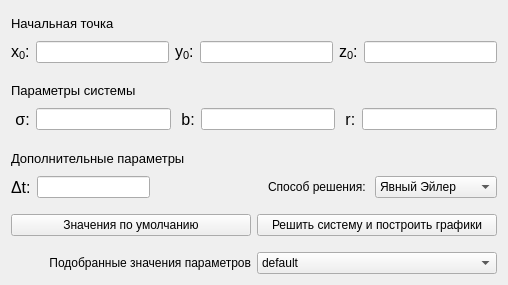
Above: DM_Lorenz_system/input.ui from Shemplo/CMNS-and-Numerical-Methods before the change. Below: the same form after it.
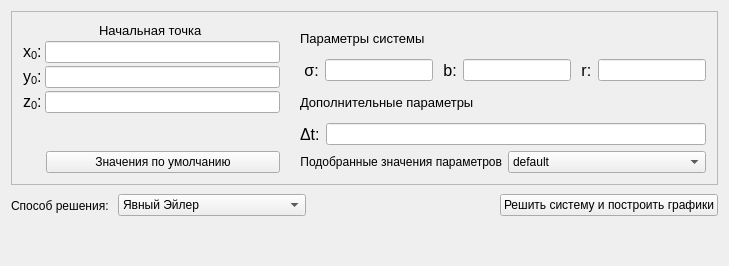
That is the form after the change.

```diff
--- a/DM_Lorenz_system/input.ui
+++ b/DM_Lorenz_system/input.ui
@@ -6,8 +6,8 @@
    <rect>
     <x>0</x>
     <y>0</y>
-    <width>508</width>
-    <height>285</height>
+    <width>729</width>
+    <height>266</height>
    </rect>
   </property>
   <property name="minimumSize">
@@ -23,8 +23,27 @@
    <property name="autoFillBackground">
     <bool>false</bool>
    </property>
+   <layout class="QVBoxLayout" name="verticalLayout_4">
+    <item>
+     <widget class="QFrame" name="frame">
+      <property name="frameShape">
+       <enum>QFrame::StyledPanel</enum>
+      </property>
+      <property name="frameShadow">
+       <enum>QFrame::Raised</enum>
+      </property>
+      <layout class="QVBoxLayout" name="verticalLayout_3">
+       <item>
+        <layout class="QHBoxLayout" name="horizontalLayout_9">
+         <property name="spacing">
+          <number>20</number>
+         </property>
+         <item>
    <layout class="QVBoxLayout" name="verticalLayout">
-    <item>
+           <property name="spacing">
+            <number>3</number>
+           </property>
+           <item alignment="Qt::AlignHCenter">
      <widget class="QLabel" name="label_4">
       <property name="font">
        <font>
@@ -39,7 +58,10 @@
      </widget>
     </item>
     <item>
-     <layout class="QHBoxLayout" name="horizontalLayout">
+            <layout class="QHBoxLayout" name="horizontalLayout_6">
+             <property name="spacing">
+              <number>3</number>
+             </property>
       <item>
        <widget class="QLabel" name="label">
         <property name="font">
@@ -55,6 +77,13 @@
       <item>
        <widget class="QLineEdit" name="x0"/>
       </item>
+            </layout>
+           </item>
+           <item>
+            <layout class="QHBoxLayout" name="horizontalLayout_7">
+             <property name="spacing">
+              <number>3</number>
+             </property>
       <item>
        <widget class="QLabel" name="label_2">
         <property name="font">
@@ -70,6 +99,13 @@
       <item>
        <widget class="QLineEdit" name="y0"/>
       </item>
+            </layout>
+           </item>
+           <item>
+            <layout class="QHBoxLayout" name="horizontalLayout">
+             <property name="spacing">
+              <number>3</number>
+             </property>
       <item>
        <widget class="QLabel" name="label_3">
         <property name="font">
@@ -92,17 +128,32 @@
       <property name="orientation">
        <enum>Qt::Vertical</enum>
       </property>
-      <property name="sizeType">
-       <enum>QSizePolicy::Fixed</enum>
-      </property>
       <property name="sizeHint" stdset="0">
        <size>
         <width>20</width>
-        <height>10</height>
+               <height>40</height>
        </size>
       </property>
      </spacer>
     </item>
+           <item>
+            <layout class="QHBoxLayout" name="horizontalLayout_10">
+             <property name="leftMargin">
+              <number>23</number>
+             </property>
+             <item>
+              <widget class="QPushButton" name="restore">
+               <property name="text">
+                <string>Значения по умолчанию</string>
+               </property>
+              </widget>
+             </item>
+            </layout>
+           </item>
+          </layout>
+         </item>
+         <item>
+          <layout class="QVBoxLayout" name="verticalLayout_2">
     <item>
      <widget class="QLabel" name="label_5">
       <property name="font">
@@ -169,22 +220,6 @@
       </item>
      </layout>
     </item>
-    <item>
-     <spacer name="verticalSpacer_2">
-      <property name="orientation">
-       <enum>Qt::Vertical</enum>
-      </property>
-      <property name="sizeType">
-       <enum>QSizePolicy::Fixed</enum>
-      </property>
-      <property name="sizeHint" stdset="0">
-       <size>
-        <width>20</width>
-        <height>10</height>
-       </size>
-      </property>
-     </spacer>
-    </item>
     <item>
      <widget class="QLabel" name="label_6">
       <property name="font">
@@ -200,7 +235,7 @@
      </widget>
     </item>
     <item>
-     <layout class="QHBoxLayout" name="horizontalLayout_3">
+            <layout class="QHBoxLayout" name="horizontalLayout_8">
       <item>
        <widget class="QLabel" name="label_10">
         <property name="font">
@@ -216,108 +251,8 @@
       <item>
        <widget class="QLineEdit" name="delta_time"/>
       </item>
-      <item>
-       <spacer name="horizontalSpacer">
-        <property name="orientation">
-         <enum>Qt::Horizontal</enum>
-        </property>
-        <property name="sizeType">
-         <enum>QSizePolicy::Expanding</enum>
-        </property>
-        <property name="sizeHint" stdset="0">
-         <size>
-          <width>100</width>
-          <height>20</height>
-         </size>
-        </property>
-       </spacer>
-      </item>
-      <item>
-       <widget class="QLabel" name="label_11">
-        <property name="text">
-         <string>Способ решения: </string>
-        </property>
-       </widget>
-      </item>
-      <item>
-       <widget class="QComboBox" name="solve_method">
-        <item>
-         <property name="text">
-          <string>Явный Эйлер</string>
-         </property>
-        </item>
-        <item>
-         <property name="text">
-          <string>Неявный Эйлер</string>
-         </property>
-        </item>
-        <item>
-         <property name="text">
-          <string>Рунге-Кутта</string>
-         </property>
-        </item>
-        <item>
-         <property name="text">
-          <string>Адамс</string>
-         </property>
-        </item>
-       </widget>
-      </item>
-     </layout>
-    </item>
-    <item>
-     <spacer name="verticalSpacer_3">
-      <property name="orientation">
-       <enum>Qt::Vertical</enum>
-      </property>
-      <property name="sizeType">
-       <enum>QSizePolicy::Fixed</enum>
-      </property>
-      <property name="sizeHint" stdset="0">
-       <size>
-        <width>20</width>
-        <height>10</height>
-       </size>
-      </property>
-     </spacer>
-    </item>
-    <item>
-     <layout class="QHBoxLayout" name="horizontalLayout_4">
-      <item>
-       <widget class="QPushButton" name="restore">
-        <property name="text">
-         <string>Значения по умолчанию</string>
-        </property>
-       </widget>
-      </item>
-      <item>
-       <widget class="QPushButton" name="solve">
-        <property name="enabled">
-         <bool>true</bool>
-        </property>
-        <property name="text">
-         <string>Решить систему и построить графики</string>
-        </property>
-       </widget>
-      </item>
-     </layout>
-    </item>
-    <item>
-     <spacer name="verticalSpacer_4">
-      <property name="orientation">
-       <enum>Qt::Vertical</enum>
-      </property>
-      <property name="sizeType">
-       <enum>QSizePolicy::Fixed</enum>
-      </property>
-      <property name="sizeHint" stdset="0">
-       <size>
-        <width>20</width>
-        <height>10</height>
-       </size>
-      </property>
-     </spacer>
-    </item>
+            </layout>
+           </item>
     <item>
      <layout class="QHBoxLayout" name="horizontalLayout_5">
       <item>
@@ -360,6 +295,111 @@
        </widget>
       </item>
      </layout>
+           </item>
+          </layout>
+         </item>
+        </layout>
+       </item>
+      </layout>
+     </widget>
+    </item>
+    <item>
+     <layout class="QHBoxLayout" name="horizontalLayout_3">
+      <item>
+       <widget class="QLabel" name="label_11">
+        <property name="sizePolicy">
+         <sizepolicy hsizetype="Preferred" vsizetype="Minimum">
+          <horstretch>0</horstretch>
+          <verstretch>0</verstretch>
+         </sizepolicy>
+        </property>
+        <property name="minimumSize">
+         <size>
+          <width>0</width>
+          <height>0</height>
+         </size>
+        </property>
+        <property name="maximumSize">
+         <size>
+          <width>348</width>
+          <height>16777215</height>
+         </size>
+        </property>
+        <property name="text">
+         <string>Способ решения: </string>
+        </property>
+       </widget>
+      </item>
+      <item>
+       <widget class="QComboBox" name="solve_method">
+        <property name="sizePolicy">
+         <sizepolicy hsizetype="MinimumExpanding" vsizetype="Fixed">
+          <horstretch>0</horstretch>
+          <verstretch>0</verstretch>
+         </sizepolicy>
+        </property>
+        <item>
+         <property name="text">
+          <string>Явный Эйлер</string>
+         </property>
+        </item>
+        <item>
+         <property name="text">
+          <string>Неявный Эйлер</string>
+         </property>
+        </item>
+        <item>
+         <property name="text">
+          <string>Рунге-Кутта</string>
+         </property>
+        </item>
+        <item>
+         <property name="text">
+          <string>Адамс</string>
+         </property>
+        </item>
+       </widget>
+      </item>
+      <item>
+       <spacer name="horizontalSpacer">
+        <property name="orientation">
+         <enum>Qt::Horizontal</enum>
+        </property>
+        <property name="sizeType">
+         <enum>QSizePolicy::MinimumExpanding</enum>
+        </property>
+        <property name="sizeHint" stdset="0">
+         <size>
+          <width>30</width>
+          <height>29</height>
+         </size>
+        </property>
+       </spacer>
+      </item>
+      <item>
+       <widget class="QPushButton" name="solve">
+        <property name="enabled">
+         <bool>true</bool>
+        </property>
+        <property name="text">
+         <string>Решить систему и построить графики</string>
+        </property>
+       </widget>
+      </item>
+     </layout>
+    </item>
+    <item>
+     <spacer name="verticalSpacer_2">
+      <property name="orientation">
+       <enum>Qt::Vertical</enum>
+      </property>
+      <property name="sizeHint" stdset="0">
+       <size>
+        <width>20</width>
+        <height>40</height>
+       </size>
+      </property>
+     </spacer>
     </item>
    </layout>
   </widget>
```
Lines whose indentation alone changed are shown as unchanged.
